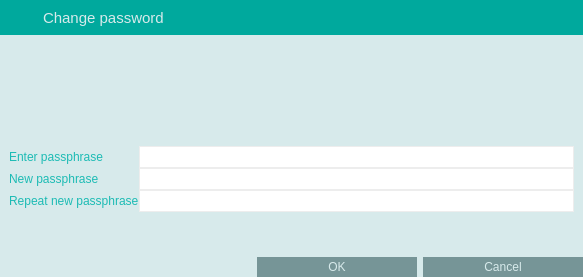
Before: the Qt Designer form src/qt/forms/askpassphrasedialog.ui in HashCoin/ElectricCoin, drawn with Qt 5.
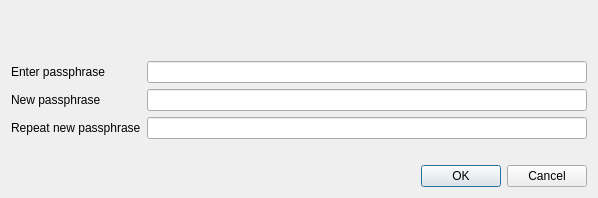
After: the same form once the commit is applied. Icons and pictures are not drawn.

Patch:
```diff
--- a/src/qt/forms/askpassphrasedialog.ui
+++ b/src/qt/forms/askpassphrasedialog.ui
@@ -6,12 +6,12 @@
    <rect>
     <x>0</x>
     <y>0</y>
-    <width>583</width>
-    <height>277</height>
+    <width>598</width>
+    <height>198</height>
    </rect>
   </property>
   <property name="sizePolicy">
-   <sizepolicy hsizetype="Preferred" vsizetype="Preferred">
+   <sizepolicy hsizetype="Preferred" vsizetype="Minimum">
     <horstretch>0</horstretch>
     <verstretch>0</verstretch>
    </sizepolicy>
@@ -25,159 +25,7 @@
   <property name="windowTitle">
    <string>Passphrase Dialog</string>
   </property>
-  <property name="styleSheet">
-   <string notr="true">QLabel {
-	color: #1cbbb4;
-}
-
-QDialog {
-	background-color: #d7eaeb;
-}
-
-QLineEdit {
-	border: 1px solid #ededed;
-	min-height: 20px;
-}</string>
-  </property>
   <layout class="QVBoxLayout" name="verticalLayout">
-   <property name="spacing">
-    <number>0</number>
-   </property>
-   <property name="margin">
-    <number>0</number>
-   </property>
-   <item>
-    <widget class="QWidget" name="wCaption" native="true">
-     <property name="minimumSize">
-      <size>
-       <width>0</width>
-       <height>35</height>
-      </size>
-     </property>
-     <property name="maximumSize">
-      <size>
-       <width>16777215</width>
-       <height>35</height>
-      </size>
-     </property>
-     <property name="styleSheet">
-      <string notr="true">#wCaption {
-	background-color: #00a99d;
-}</string>
-     </property>
-     <property name="is_header" stdset="0">
-      <bool>true</bool>
-     </property>
-     <layout class="QHBoxLayout" name="horizontalLayout_19">
-      <property name="margin">
-       <number>0</number>
-      </property>
-      <item>
-       <spacer name="horizontalSpacer_26">
-        <property name="orientation">
-         <enum>Qt::Horizontal</enum>
-        </property>
-        <property name="sizeType">
-         <enum>QSizePolicy::Fixed</enum>
-        </property>
-        <property name="sizeHint" stdset="0">
-         <size>
-          <width>7</width>
-          <height>20</height>
-         </size>
-        </property>
-       </spacer>
-      </item>
-      <item>
-       <widget class="QLabel" name="lbTitleIcon">
-        <property name="sizePolicy">
-         <sizepolicy hsizetype="Preferred" vsizetype="Preferred">
-          <horstretch>0</horstretch>
-          <verstretch>0</verstretch>
-         </sizepolicy>
-        </property>
-        <property name="minimumSize">
-         <size>
-          <width>30</width>
-          <height>30</height>
-         </size>
-        </property>
-        <property name="maximumSize">
-         <size>
-          <width>30</width>
-          <height>30</height>
-         </size>
-        </property>
-        <property name="text">
-         <string/>
-        </property>
-        <property name="pixmap">
-         <pixmap resource="../res.qrc">:/res/change_pass.png</pixmap>
-        </property>
-       </widget>
-      </item>
-      <item>
-       <widget class="QLabel" name="lbTitle">
-        <property name="sizePolicy">
-         <sizepolicy hsizetype="Preferred" vsizetype="Preferred">
-          <horstretch>0</horstretch>
-          <verstretch>0</verstretch>
-         </sizepolicy>
-        </property>
-        <property name="font">
-         <font>
-          <pointsize>11</pointsize>
-          <stylestrategy>PreferAntialias</stylestrategy>
-         </font>
-        </property>
-        <property name="styleSheet">
-         <string notr="true">QLabel {
-	color: #d7eaeb;
-}</string>
-        </property>
-        <property name="text">
-         <string>Change password</string>
-        </property>
-       </widget>
-      </item>
-      <item>
-       <widget class="QPushButton" name="bClose">
-        <property name="minimumSize">
-         <size>
-          <width>30</width>
-          <height>30</height>
-         </size>
-        </property>
-        <property name="maximumSize">
-         <size>
-          <width>30</width>
-          <height>30</height>
-         </size>
-        </property>
-        <property name="styleSheet">
-         <string notr="true">QPushButton {	
-	image: url(:/res/close_normal.png);
-	border: 0px solid gray;
-}
-QPushButton:pressed:flat {
-	image: url(:/res/close_normal.png);
-}
-
-QPushButton:hover {
-	image: url(:/res/close_hover.png);
-}</string>
-        </property>
-        <property name="text">
-         <string notr="true"/>
-        </property>
-        <property name="flat">
-         <bool>true</bool>
-        </property>
-       </widget>
-      </item>
-     </layout>
-    </widget>
-   </item>
    <item>
     <widget class="QLabel" name="warningLabel">
      <property name="textFormat">
@@ -186,9 +34,6 @@
      <property name="wordWrap">
       <bool>true</bool>
      </property>
-     <property name="margin">
-      <number>9</number>
-     </property>
     </widget>
    </item>
    <item>
@@ -196,12 +41,6 @@
      <property name="fieldGrowthPolicy">
       <enum>QFormLayout::AllNonFixedFieldsGrow</enum>
      </property>
-     <property name="leftMargin">
-      <number>9</number>
-     </property>
-     <property name="rightMargin">
-      <number>9</number>
-     </property>
      <item row="0" column="0">
       <widget class="QLabel" name="passLabel1">
        <property name="text">
@@ -264,25 +103,6 @@
    </item>
    <item>
     <widget class="QDialogButtonBox" name="buttonBox">
-     <property name="styleSheet">
-      <string notr="true">QPushButton {
-	background-color: #769597;
-	color: #d7eaeb;
-	border: 0px solid gray;
-	max-height: 20px;
-	min-height: 20px;
-	max-width: 160px;
-	min-width: 160px;
-}
-
-QPushButton:hover {
-	background-color: #1cbbb4;
-}
-
-QPushButton:pressed:flat {
-	background-color: #00a99d;
-}</string>
-     </property>
      <property name="orientation">
       <enum>Qt::Horizontal</enum>
      </property>
```
Left out of the diff: 20 changed lines with no effect on the pictures.
